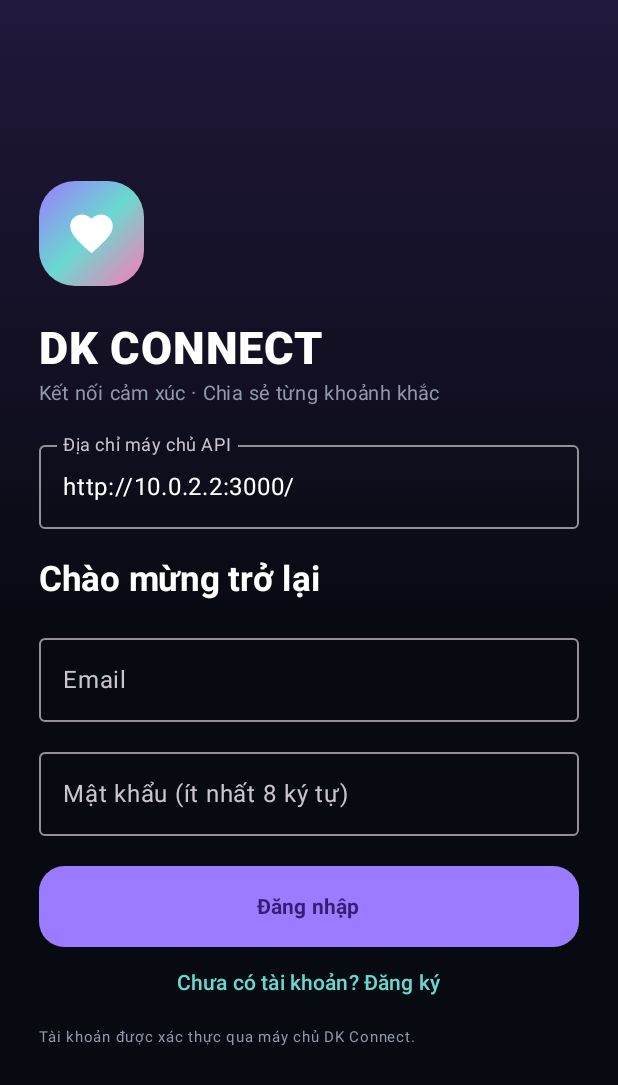
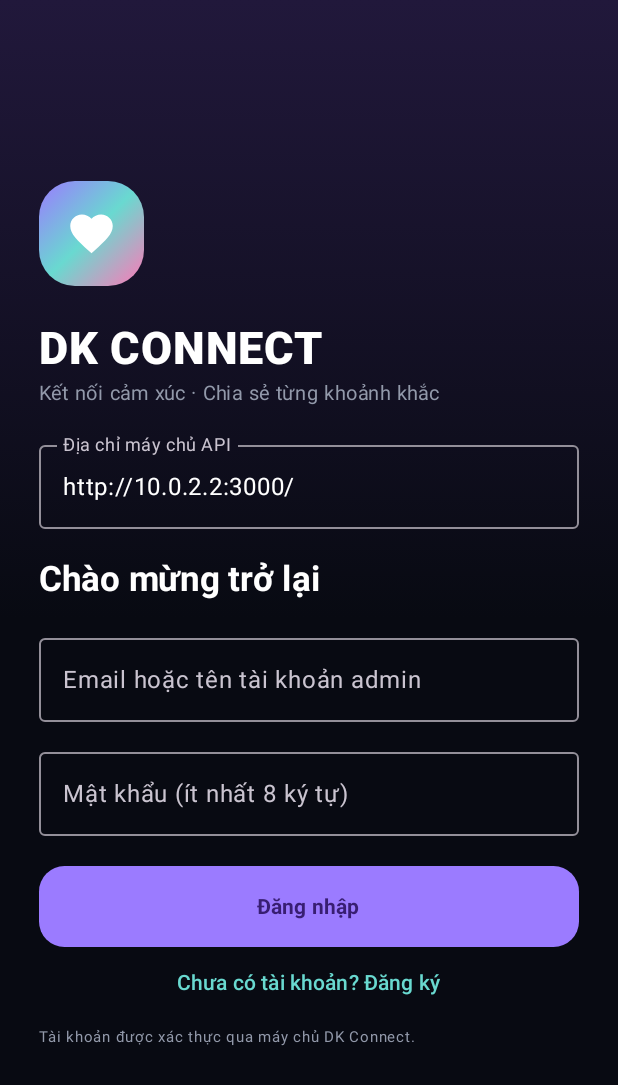
Before and after one commit to Khanhcute111/DK-conect, an Android app built with Jetpack Compose: the screen it shows after launch (MainActivity), on a phone screen of 412 x 824 dp. Shown: the top 1085 px of the screen. Run offline under Robolectric (Android 15) with nearby library versions, the phone set to English and light mode, and no system bars; libraries missing offline, so code that uses them is left out: coil.decode, io.socket.client, io.socket.emitter; pictures from the network do not load; 1 statement that could not run was skipped.

Commit message:
Label admin username login field

```diff
--- a/android/app/src/main/java/com/dkconnect/app/MainActivity.kt
+++ b/android/app/src/main/java/com/dkconnect/app/MainActivity.kt
@@ -179,7 +179,7 @@ fun AuthScreen(baseUrl: String, onBaseUrlChange: (String) -> Unit, onAuthenticat
             Spacer(Modifier.height(14.dp)); OutlinedTextField(value = baseUrl, onValueChange = onBaseUrlChange, label = { Text("Địa chỉ máy chủ API") }, placeholder = { Text("https://api-cua-ban.onrender.com/") }, singleLine = true, modifier = Modifier.fillMaxWidth())
             Spacer(Modifier.height(20.dp)); Text(if (register) "Tạo tài khoản" else "Chào mừng trở lại", color = Color.White, fontSize = 23.sp, fontWeight = FontWeight.Bold)
             if (register) { Spacer(Modifier.height(12.dp)); OutlinedTextField(displayName, { displayName = it }, label = { Text("Tên hiển thị") }, singleLine = true, modifier = Modifier.fillMaxWidth()) }
-            Spacer(Modifier.height(18.dp)); OutlinedTextField(email, { email = it; error = null }, label = { Text("Email") }, singleLine = true, modifier = Modifier.fillMaxWidth())
+            Spacer(Modifier.height(18.dp)); OutlinedTextField(email, { email = it; error = null }, label = { Text(if (register) "Email" else "Email hoặc tên tài khoản admin") }, singleLine = true, modifier = Modifier.fillMaxWidth())
             Spacer(Modifier.height(12.dp)); OutlinedTextField(password, { password = it; error = null }, label = { Text("Mật khẩu (ít nhất 8 ký tự)") }, visualTransformation = PasswordVisualTransformation(), singleLine = true, modifier = Modifier.fillMaxWidth())
             error?.let { Text(it, color = Color(0xFFFF8B9A), fontSize = 12.sp, modifier = Modifier.padding(top = 9.dp)) }
             Spacer(Modifier.height(20.dp)); Button(enabled = !busy, onClick = {
```
